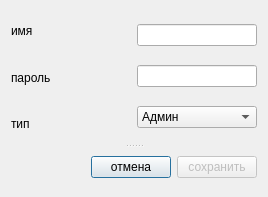
Above: dWell/usereditdialog.ui from kashapov17/dWell before the change. Below: the same form after it.
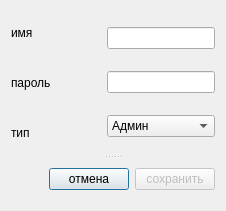
That is the form after the change. Icons and pictures are not drawn.

Diff of the .ui file:
```diff
--- a/dWell/usereditdialog.ui
+++ b/dWell/usereditdialog.ui
@@ -6,10 +6,22 @@
    <rect>
     <x>0</x>
     <y>0</y>
-    <width>268</width>
-    <height>197</height>
+    <width>226</width>
+    <height>211</height>
    </rect>
   </property>
+  <property name="minimumSize">
+   <size>
+    <width>226</width>
+    <height>211</height>
+   </size>
+  </property>
+  <property name="maximumSize">
+   <size>
+    <width>226</width>
+    <height>211</height>
+   </size>
+  </property>
   <property name="windowTitle">
    <string>Dialog</string>
   </property>
@@ -23,7 +35,7 @@
      <property name="orientation">
       <enum>Qt::Vertical</enum>
      </property>
-     <widget class="QWidget" name="">
+     <widget class="QWidget" name="layoutWidget">
       <layout class="QHBoxLayout" name="horizontalLayout_2">
        <item>
         <layout class="QHBoxLayout" name="horizontalLayout">
@@ -98,7 +110,7 @@
        </item>
       </layout>
      </widget>
-     <widget class="QWidget" name="">
+     <widget class="QWidget" name="layoutWidget">
       <layout class="QHBoxLayout" name="horizontalLayout_3">
        <item>
         <spacer name="horizontalSpacer_2">
```
